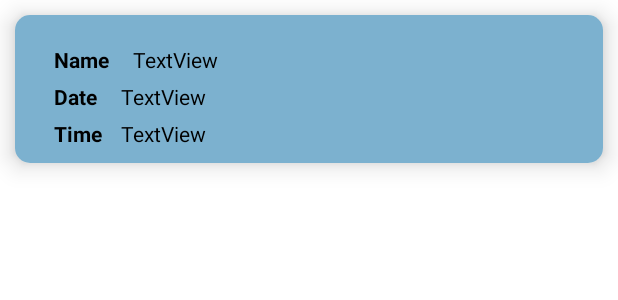
After one commit to sakshi300699/HackNSolve, an Android app: the layout item_call_list.xml on its own in the app's theme, with its tools: preview values and no code run, on a phone screen of 412 x 824 dp. The commit adds this screen. Shown: the top 300 px of the screen. Run offline under Robolectric (Android 15) with nearby library versions, the phone set to English and light mode, and no system bars.

Commit message:
Appointments setup done

```diff
--- /dev/null
+++ b/Android/app/src/main/res/layout/item_call_list.xml
@@ -0,0 +1,107 @@
+<androidx.cardview.widget.CardView
+    xmlns:android="http://schemas.android.com/apk/res/android"
+    xmlns:app="http://schemas.android.com/apk/res-auto"
+    xmlns:tools="http://schemas.android.com/tools"
+    android:layout_width="match_parent"
+    android:layout_height="wrap_content"
+    android:layout_marginHorizontal="10dp"
+    android:layout_marginTop="10dp"
+    android:layout_marginBottom="10dp"
+    android:onClick="goToMeet"
+    android:layout_margin="10dp"
+    android:scrollbars="vertical"
+    app:cardElevation="10dp"
+    app:cardCornerRadius="10dp">
+
+    <androidx.constraintlayout.widget.ConstraintLayout
+        android:layout_width="match_parent"
+        android:padding="10dp"
+        android:background="@color/light_blue"
+        android:layout_gravity="center_horizontal"
+        android:layout_height="match_parent">
+
+        <TextView
+            android:id="@+id/textView1"
+            android:layout_width="wrap_content"
+            android:layout_height="wrap_content"
+            android:textColor="@color/black"
+            android:layout_marginStart="16dp"
+            android:layout_marginTop="10dp"
+            android:text="Name"
+            android:textStyle="bold"
+            app:layout_constraintStart_toStartOf="parent"
+            app:layout_constraintTop_toTopOf="parent" />
+
+        <TextView
+            android:id="@+id/name"
+            android:layout_width="0dp"
+            android:layout_height="wrap_content"
+            android:textColor="@color/black"
+            android:layout_marginStart="16dp"
+            android:layout_marginTop="10dp"
+            android:layout_marginEnd="16dp"
+            android:text="TextView"
+            app:layout_constraintEnd_toEndOf="parent"
+            app:layout_constraintStart_toEndOf="@+id/textView1"
+            app:layout_constraintTop_toTopOf="parent" />
+
+        <TextView
+            android:id="@+id/textView2"
+            android:layout_width="wrap_content"
+            android:layout_height="wrap_content"
+            android:layout_marginStart="16dp"
+            android:textColor="@color/black"
+            android:layout_marginTop="5dp"
+            android:text="Date"
+            android:textStyle="bold"
+            app:layout_constraintStart_toStartOf="parent"
+            app:layout_constraintTop_toBottomOf="@+id/textView1" />
+
+        <TextView
+            android:id="@+id/date"
+            android:layout_width="0dp"
+            android:layout_height="wrap_content"
+            android:layout_marginStart="16dp"
+            android:layout_marginTop="5dp"
+            android:layout_marginEnd="16dp"
+            android:textColor="@color/black"
+            android:text="TextView"
+            app:layout_constraintEnd_toEndOf="parent"
+            app:layout_constraintStart_toEndOf="@+id/textView2"
+            app:layout_constraintTop_toBottomOf="@+id/name" />
+
+        <TextView
+            android:id="@+id/textView3"
+            android:layout_width="wrap_content"
+            android:layout_height="wrap_content"
+            android:layout_marginStart="16dp"
+            android:textColor="@color/black"
+            android:layout_marginTop="5dp"
+            android:text="Time"
+            android:textStyle="bold"
+            app:layout_constraintStart_toStartOf="parent"
+            app:layout_constraintTop_toBottomOf="@+id/textView2" />
+
+        <TextView
+            android:id="@+id/time"
+            android:layout_width="0dp"
+            android:layout_height="wrap_content"
+            android:layout_marginStart="16dp"
+            android:layout_marginTop="5dp"
+            android:layout_marginEnd="16dp"
+            android:textColor="@color/black"
+            android:text="TextView"
+            app:layout_constraintEnd_toEndOf="parent"
+            app:layout_constraintStart_toEndOf="@+id/textView2"
+            app:layout_constraintTop_toBottomOf="@+id/date" />
+
+        <TextView
+            android:layout_width="wrap_content"
+            android:layout_height="wrap_content"
+            android:id="@+id/link"
+            tools:ignore="MissingConstraints"
+            android:visibility="gone"
+            android:text="link"/>
+
+    </androidx.constraintlayout.widget.ConstraintLayout>
+</androidx.cardview.widget.CardView>
```
Also changed, not shown: Android/app/src/main/java/com/example/android/CallInfoModel.java (added, +75 -0 lines), Android/app/src/main/java/com/example/android/CallListAdapter.java (added, +70 -0 lines), Android/app/src/main/java/com/example/android/ui/gallery/GalleryFragment.java (+80 -5 lines), Android/app/src/main/res/layout/fragment_gallery.xml (+7 -13 lines).
